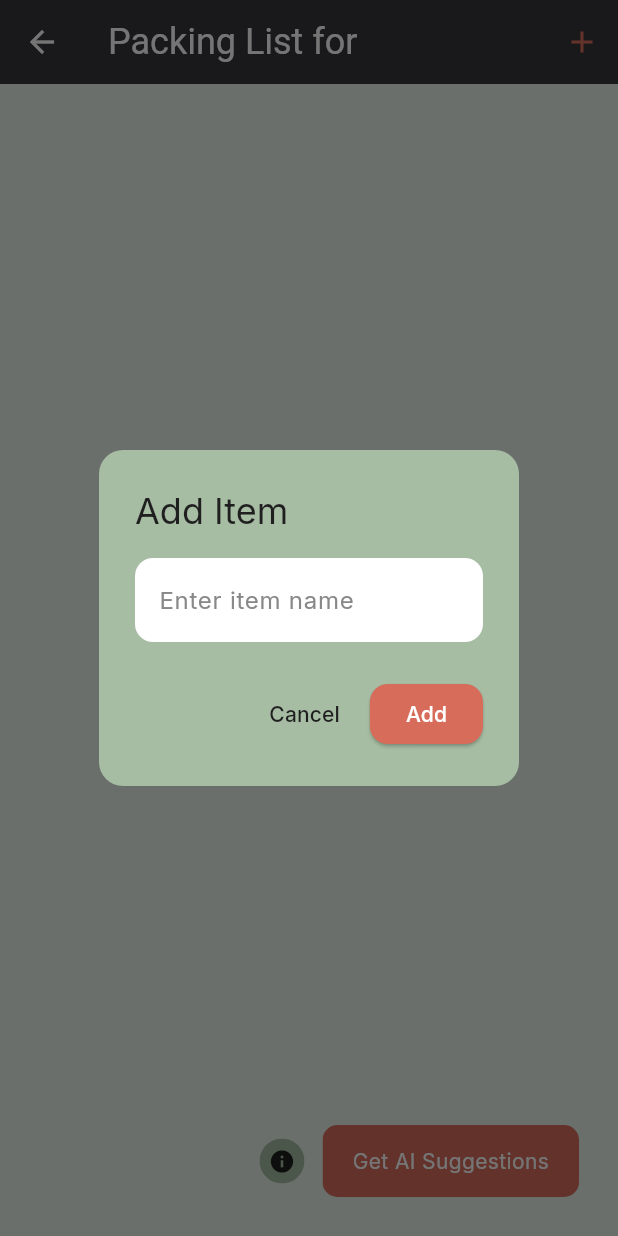
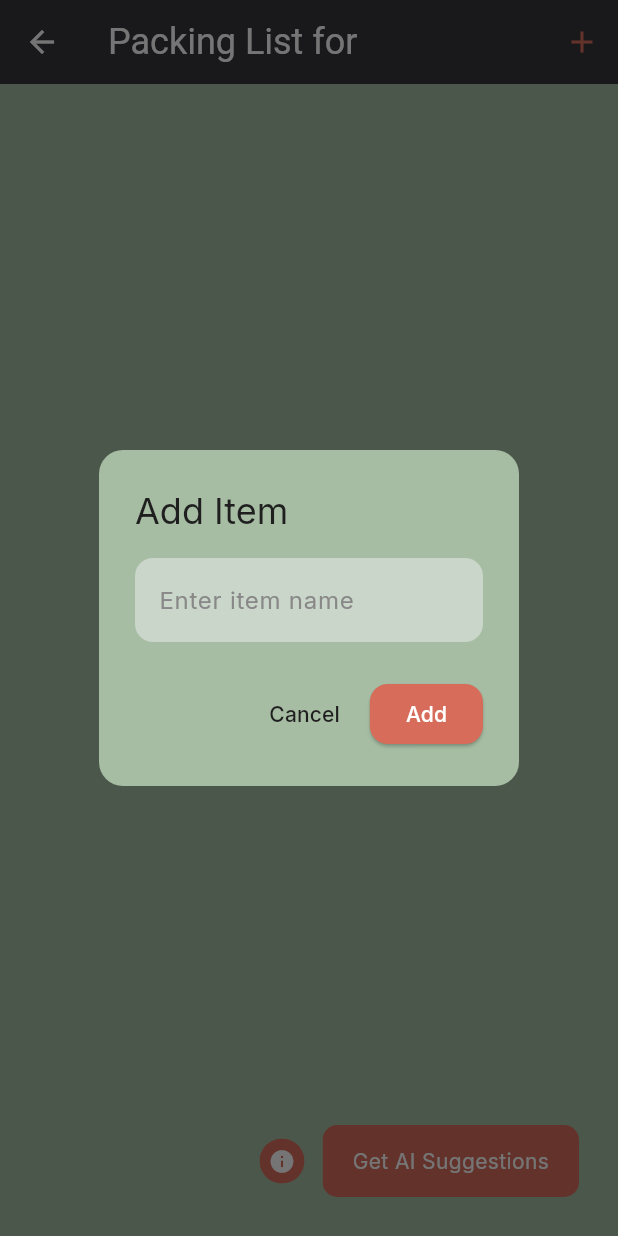
Before and after one commit to juliaopesh/JetSetGo, a Flutter app: the PackingListScreen screen opened directly with empty values, after a tap on the "add" icon, on a phone screen of 412 x 824 dp. Run offline on Flutter 3.47's test engine with Material 3 defaults, Android fonts, the phone set to English and light mode, and no system bars; our stand-ins replace cloud_firestore, file_picker, firebase_auth, firebase_core, open_file; accounts and stored records are empty.

Commit message:
fixed packing list page

```diff
--- a/jetsetgo/lib/pages/packing_list.dart
+++ b/jetsetgo/lib/pages/packing_list.dart
@@ -36,7 +36,7 @@ class _PackingListScreenState extends State<PackingListScreen> {
   Future<void> _addItem(String item) async {
     if (_controller.text.isNotEmpty) {
       await _packingListRef.add({
-        'item': _controller.text,
+        'item': _controller.text.trim(),
         'checked': false,
       });
     }
@@ -50,7 +50,7 @@ class _PackingListScreenState extends State<PackingListScreen> {
     final confirm = await showDialog<bool>(
       context: context,
       builder: (context) => AlertDialog(
-        backgroundColor: const Color(0xFFA6BDA3), //sage
+        backgroundColor: const Color(0xFFA6BDA3), // Sage
         shape: RoundedRectangleBorder(borderRadius: BorderRadius.circular(12)),
         title: const Text(
           'Delete this item?',
@@ -75,7 +75,7 @@ class _PackingListScreenState extends State<PackingListScreen> {
 
     if (confirm == true) {
       await _packingListRef.doc(id).delete();
-  }
+    }
   }
 
   void _showAddItemDialog() {
@@ -84,7 +84,7 @@ class _PackingListScreenState extends State<PackingListScreen> {
       context: context,
       builder: (BuildContext context) {
         return AlertDialog(
-          backgroundColor: const Color(0xFFA6BDA3), //sage
+          backgroundColor: const Color(0xFFA6BDA3),
           shape: RoundedRectangleBorder(borderRadius: BorderRadius.circular(16)),
           title: const Text(
             "Add Item",
@@ -92,9 +92,10 @@ class _PackingListScreenState extends State<PackingListScreen> {
           ),
           content: TextField(
             controller: _controller,
+            style: const TextStyle(color: Color(0xFF1F1F1F)), // Charcoal text
             decoration: const InputDecoration(
               filled: true,
-              fillColor: Colors.white,
+              fillColor: Color(0xFFC9D6C9), // Lighter sage
               hintText: "Enter item name",
               hintStyle: TextStyle(color: Color(0xFF888888)),
               border: OutlineInputBorder(
@@ -110,7 +111,7 @@ class _PackingListScreenState extends State<PackingListScreen> {
             ),
             ElevatedButton(
               style: ElevatedButton.styleFrom(
-                backgroundColor: const Color(0xFFD76C5B), // Coral
+                backgroundColor: const Color(0xFFD76C5B),
                 foregroundColor: Colors.white,
                 shape: RoundedRectangleBorder(borderRadius: BorderRadius.circular(12)),
               ),
@@ -132,13 +133,10 @@ class _PackingListScreenState extends State<PackingListScreen> {
       builder: (context) => AlertDialog(
         backgroundColor: const Color(0xFFA6BDA3),
         shape: RoundedRectangleBorder(borderRadius: BorderRadius.circular(16)),
-        title: const Text(
-          "AI Suggestions",
-          style: TextStyle(color: Color(0xFF1F1F1F)),
-        ),
+        title: const Text("AI Suggestions", style: TextStyle(color: Color(0xFF1F1F1F))),
         content: const Text(
           "This feature provides AI-generated packing recommendations based on your trip.",
-          style: TextStyle(color: Color(0xFF888888)),
+          style: TextStyle(color: Color.fromARGB(255, 120, 117, 117)),
         ),
         actions: [
           TextButton(
@@ -153,7 +151,7 @@ class _PackingListScreenState extends State<PackingListScreen> {
   @override
   Widget build(BuildContext context) {
     return Scaffold(
-      backgroundColor: const Color(0xFFE7F1EB), // Light sage
+      backgroundColor: const Color(0xFFA6BDA3), // Darker sage
       appBar: AppBar(
         title: Text("Packing List for ${widget.tripTitle}"),
         backgroundColor: const Color(0xFF2C2C2E),
@@ -177,7 +175,7 @@ class _PackingListScreenState extends State<PackingListScreen> {
               child: Text(
                 "No items yet. Tap + to add.",
                 style: TextStyle(
-                  color: Color(0xFFA6BDA3),
+                  color: Color(0xFF1F1F1F),
                   fontSize: 16,
                 ),
               ),
@@ -197,7 +195,7 @@ class _PackingListScreenState extends State<PackingListScreen> {
                 margin: const EdgeInsets.symmetric(vertical: 8),
                 padding: const EdgeInsets.symmetric(horizontal: 16, vertical: 14),
                 decoration: BoxDecoration(
-                  color: const Color(0xFFA6BDA3),
+                  color: const Color(0xFFC9D6C9), // Lighter sage
                   borderRadius: BorderRadius.circular(12),
                 ),
                 child: Row(
@@ -214,6 +212,8 @@ class _PackingListScreenState extends State<PackingListScreen> {
                           fontSize: 16,
                           color: const Color(0xFF1F1F1F),
                           decoration: checked ? TextDecoration.lineThrough : null,
+                          decorationColor: const Color(0xFF1F1F1F), // visible line
+                          decorationThickness: 2,
                         ),
                       ),
                     ),
@@ -240,9 +240,9 @@ class _PackingListScreenState extends State<PackingListScreen> {
                 child: Container(
                   width: 30,
                   height: 30,
-                  color: const Color(0xFFA6BDA3),
+                  color: const Color(0xFFD76C5B),
                   alignment: Alignment.center,
-                  child: const Icon(Icons.info, color: Color(0xFF1F1F1F), size: 18),
+                  child: const Icon(Icons.info, color: Colors.white, size: 18),
                 ),
               ),
             ),
@@ -296,7 +296,7 @@ class _PackingListScreenState extends State<PackingListScreen> {
                 borderRadius: BorderRadius.circular(10),
                 child: Container(
                   padding: const EdgeInsets.symmetric(horizontal: 20, vertical: 14),
-                  color: const Color(0xFFD76C5B), // coral!
+                  color: const Color(0xFFD76C5B),
                   child: const Text(
                     "Get AI Suggestions",
                     style: TextStyle(color: Colors.white, fontSize: 14),
```
